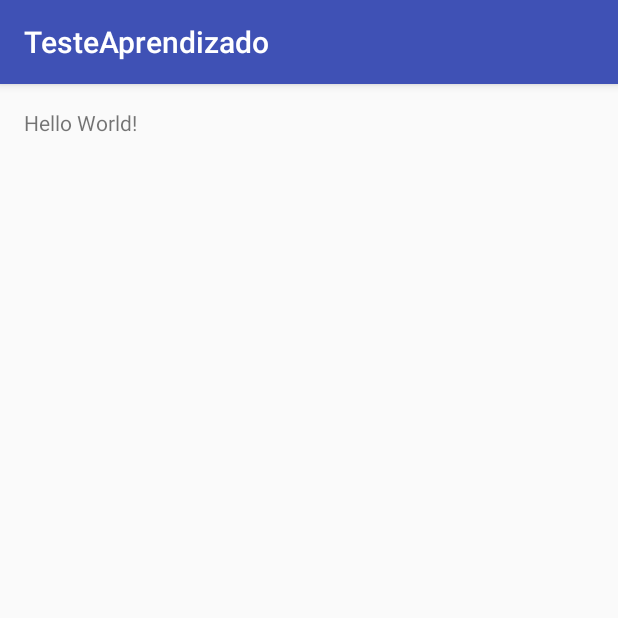
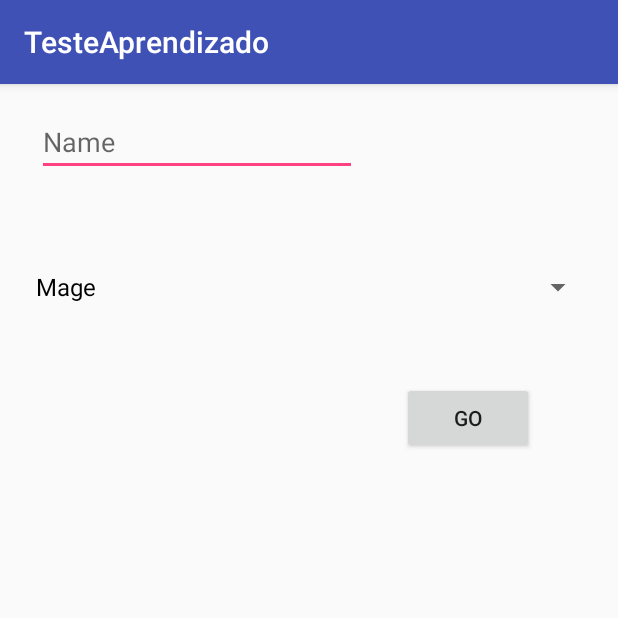
Before and after one commit to LeonardoDias/AprendizadoAndroid, an Android app: the screen it shows after launch (CharacterActivity before the commit, MainActivity after it), on a phone screen of 412 x 824 dp, the top half of it. Run offline under Robolectric (Android 15) with nearby library versions, the phone set to English and light mode, and no system bars.

Commit message:
Iniciando outra atividade e passando informações entre activities

```diff
--- a/app/src/main/AndroidManifest.xml
+++ b/app/src/main/AndroidManifest.xml
@@ -8,13 +8,14 @@
         android:label="@string/app_name"
         android:supportsRtl="true"
         android:theme="@style/AppTheme">
-        <activity android:name=".CharacterActivity">
+        <activity android:name=".IntentStartActivity.MainActivity">
             <intent-filter>
                 <action android:name="android.intent.action.MAIN" />
 
                 <category android:name="android.intent.category.LAUNCHER" />
             </intent-filter>
         </activity>
+        <activity android:name=".IntentStartActivity.CharacterActivity" android:parentActivityName=".IntentStartActivity.MainActivity" />
     </application>
 
 </manifest>
--- /dev/null
+++ b/app/src/main/java/br/diasapp/apublic/testeaprendizado/IntentStartActivity/MainActivity.java
@@ -0,0 +1,78 @@
+package br.diasapp.apublic.testeaprendizado.IntentStartActivity;
+
+import android.content.Intent;
+import android.os.Bundle;
+import android.support.v7.app.AppCompatActivity;
+import android.view.View;
+import android.widget.ArrayAdapter;
+import android.widget.EditText;
+import android.widget.Spinner;
+
+import br.diasapp.apublic.testeaprendizado.R;
+
+/**
+ * Created by dias on 17/05/17.
+ */
+
+public class MainActivity extends AppCompatActivity {
+
+    private Intent changeActivityIntent;
+    private EditText characterNameView;
+    private Spinner characterClassView;
+
+    private ArrayAdapter<CharSequence> arrayAdapter;
+
+    public static final String CHARACTER_NAME = "char_name";
+    public static final String CHARACTER_CLASS = "char_class";
+
+    @Override
+    protected void onCreate(Bundle savedInstanceState) {
+        super.onCreate(savedInstanceState);
+        setContentView(R.layout.activity_main);
+
+        /**
+         * Temos um Spinner em nossa view, para preenchê-la precisamos de um adapter pré definido com um array
+         * O array de string é definido em strings.xml
+         */
+
+        arrayAdapter = ArrayAdapter.createFromResource(this, R.array.classes_array, android.R.layout.simple_spinner_dropdown_item);
+        arrayAdapter.setDropDownViewResource(android.R.layout.simple_spinner_dropdown_item);
+
+        characterClassView = (Spinner) findViewById(R.id.characterClass);
+        characterClassView.setAdapter(arrayAdapter);
+
+    }
+
+    /**
+     *
+     * @param view objeto responsável por iniciar a action que chamou o método
+     */
+    public void callActivity(View view){
+
+        changeActivityIntent = new Intent(this, CharacterActivity.class);
+        characterNameView = (EditText) findViewById(R.id.characterName);
+        characterClassView = (Spinner) findViewById(R.id.characterClass);
+
+        /**
+         * o getText() de characterNameView é um Editable herdeirod e View, portanto, é necessário requisitar seu texto com toString()
+         */
+
+        String characterName = characterNameView.getText().toString();
+
+        /**
+         *  os itens armazenados no spinner são Strings, então podemos simplesmente obter o item selecionado e aplicar o cast
+         */
+
+        String characterClass = (String) characterClassView.getSelectedItem();
+
+        changeActivityIntent.putExtra(CHARACTER_NAME,characterName);
+        changeActivityIntent.putExtra(CHARACTER_CLASS,characterClass);
+
+        /**
+         * startActivity invoca a activity incorporada na intent, contudo mantém a activity atual pausada
+         * utiliza-se finish() caso deseja-se finalizar a intent atual
+         */
+        startActivity(changeActivityIntent);
+        //finish();
+    }
+}
--- a/app/src/main/res/layout/activity_character.xml
+++ b/app/src/main/res/layout/activity_character.xml
@@ -1,17 +1,6 @@
 <?xml version="1.0" encoding="utf-8"?>
-<RelativeLayout xmlns:android="http://schemas.android.com/apk/res/android"
-    xmlns:tools="http://schemas.android.com/tools"
-    android:id="@+id/activity_character"
+<LinearLayout xmlns:android="http://schemas.android.com/apk/res/android"
+    android:orientation="vertical"
     android:layout_width="match_parent"
     android:layout_height="match_parent"
-    android:paddingBottom="@dimen/activity_vertical_margin"
-    android:paddingLeft="@dimen/activity_horizontal_margin"
-    android:paddingRight="@dimen/activity_horizontal_margin"
-    android:paddingTop="@dimen/activity_vertical_margin"
-    tools:context="br.diasapp.apublic.testeaprendizado.CharacterActivity">
-
-    <TextView
-        android:layout_width="wrap_content"
-        android:layout_height="wrap_content"
-        android:text="Hello World!" />
-</RelativeLayout>
+    android:id="@+id/activity_character_layout" />
--- /dev/null
+++ b/app/src/main/res/layout/activity_main.xml
@@ -0,0 +1,41 @@
+<?xml version="1.0" encoding="utf-8"?>
+<RelativeLayout xmlns:android="http://schemas.android.com/apk/res/android"
+    xmlns:tools="http://schemas.android.com/tools"
+    android:id="@+id/activity_character"
+    android:layout_width="match_parent"
+    android:layout_height="match_parent"
+    android:paddingBottom="@dimen/activity_vertical_margin"
+    android:paddingLeft="@dimen/activity_horizontal_margin"
+    android:paddingRight="@dimen/activity_horizontal_margin"
+    android:paddingTop="@dimen/activity_vertical_margin"
+    tools:context="br.diasapp.apublic.testeaprendizado.IntentStartActivity.CharacterActivity">
+
+    <Spinner
+        android:layout_width="match_parent"
+        android:layout_height="wrap_content"
+        android:id="@+id/characterClass"
+        android:layout_below="@+id/characterName"
+        android:layout_centerHorizontal="true"
+        android:layout_marginTop="50dp" />
+
+    <EditText
+        android:layout_width="wrap_content"
+        android:layout_height="wrap_content"
+        android:inputType="textPersonName"
+        android:hint="Name"
+        android:ems="10"
+        android:layout_alignParentEnd="true"
+        android:layout_marginEnd="158dp"
+        android:id="@+id/characterName" />
+
+    <Button
+        android:text="Go"
+        android:layout_width="wrap_content"
+        android:layout_height="wrap_content"
+        android:layout_marginEnd="40dp"
+        android:id="@+id/go"
+        android:layout_below="@+id/characterClass"
+        android:layout_alignParentEnd="true"
+        android:layout_marginTop="39dp"
+        android:onClick="callActivity"/>
+</RelativeLayout>
--- a/app/src/main/res/values/strings.xml
+++ b/app/src/main/res/values/strings.xml
@@ -1,3 +1,8 @@
 <resources>
     <string name="app_name">TesteAprendizado</string>
+    <string name="hint_name">Name</string>
+    <string-array name="classes_array">
+        <item>Mage</item>
+        <item>Warrior</item>
+    </string-array>
 </resources>
```
Also changed, not shown: app/src/main/java/br/diasapp/apublic/testeaprendizado/CharacterActivity.java (deleted, +0 -13 lines), app/src/main/java/br/diasapp/apublic/testeaprendizado/IntentStartActivity/CharacterActivity.java (added, +38 -0 lines), app/src/main/java/br/diasapp/apublic/testeaprendizado/IntentStartActivity/CharacterClasses.java (added, +8 -0 lines).
